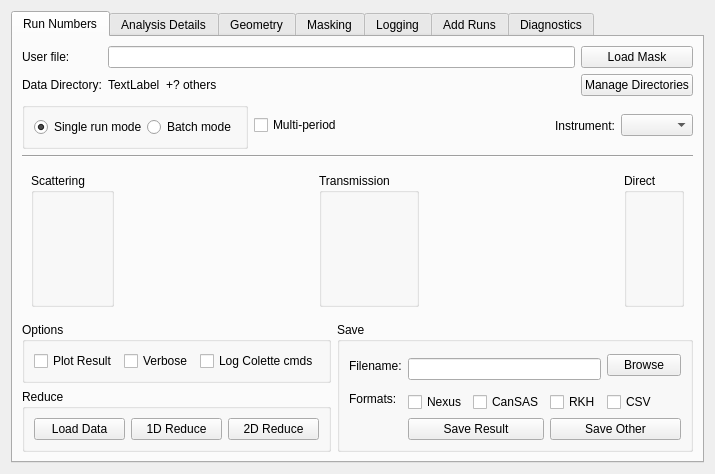
Before: the Qt Designer form Code/Mantid/MantidQt/CustomInterfaces/inc/MantidQtCustomInterfaces/SANSRunWindow.ui in mantidproject/mantid, drawn with Qt 5.
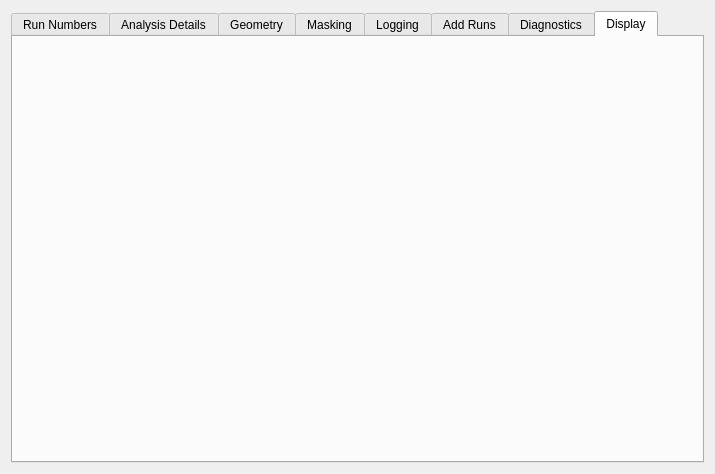
After: the same form once the commit is applied. The open tabs and pages were chosen to show the change. Custom widgets are drawn as their Qt base class.

Commit message: refs #2420 - add (currently non-functional) "Display" tab to SANSRunWindow. Making changes now to avoid later conflicts, all future work on this ticket should (I think) be restricted to the SANSPlotSpecial class.

```diff
--- a/Code/Mantid/MantidQt/CustomInterfaces/inc/MantidQtCustomInterfaces/SANSRunWindow.ui
+++ b/Code/Mantid/MantidQt/CustomInterfaces/inc/MantidQtCustomInterfaces/SANSRunWindow.ui
@@ -3688,6 +3688,12 @@
        </item>
       </layout>
      </widget>
+     <widget class="QWidget" name="tabDisplay" >
+      <attribute name="title" >
+       <string>Display</string>
+      </attribute>
+      <layout class="QVBoxLayout" name="displayLayout" />
+     </widget>
     </widget>
    </item>
   </layout>
```
Left out of the diff: 2679 changed lines with no effect on the pictures. The commit also changes 5 other files.
